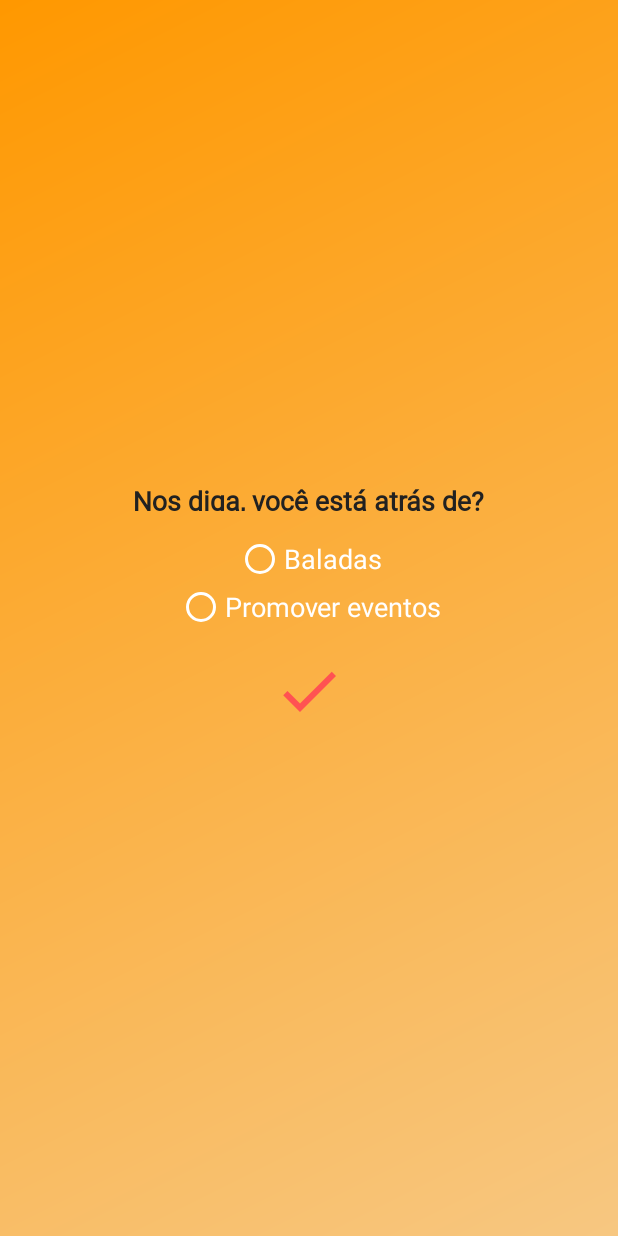
After one commit to rodrigogaraujo/projetocapstone, an Android app: the TypeUserActivity screen opened directly, with no data from a screen before it, on a phone screen of 412 x 824 dp. The commit adds this screen. Run offline under Robolectric (Android 15) with nearby library versions, the phone set to English and light mode, and no system bars.

Commit message:
create screns

```diff
--- /dev/null
+++ b/app/src/main/java/party/com/br/party/TypeUserActivity.java
@@ -0,0 +1,13 @@
+package party.com.br.party;
+
+import android.support.v7.app.AppCompatActivity;
+import android.os.Bundle;
+
+public class TypeUserActivity extends AppCompatActivity {
+
+    @Override
+    protected void onCreate(Bundle savedInstanceState) {
+        super.onCreate(savedInstanceState);
+        setContentView(R.layout.activity_type_user);
+    }
+}
--- /dev/null
+++ b/app/src/main/res/drawable/shape_gradient.xml
@@ -0,0 +1,7 @@
+<?xml version="1.0" encoding="utf-8"?>
+<shape xmlns:android="http://schemas.android.com/apk/res/android">
+    <gradient android:type="linear"
+        android:angle="135"
+        android:startColor="@color/colorPrimaryLight"
+        android:endColor="@color/colorPrimary" />
+</shape>
--- /dev/null
+++ b/app/src/main/res/layout/activity_type_user.xml
@@ -0,0 +1,64 @@
+<?xml version="1.0" encoding="utf-8"?>
+<android.support.constraint.ConstraintLayout xmlns:android="http://schemas.android.com/apk/res/android"
+    xmlns:app="http://schemas.android.com/apk/res-auto"
+    xmlns:tools="http://schemas.android.com/tools"
+    android:layout_width="match_parent"
+    android:layout_height="match_parent"
+    android:background="@drawable/shape_gradient"
+    tools:context="party.com.br.party.TypeUserActivity">
+
+    <RadioButton
+        android:id="@+id/radioButton"
+        android:layout_width="wrap_content"
+        android:layout_height="wrap_content"
+        android:layout_marginEnd="8dp"
+        android:layout_marginStart="8dp"
+        android:layout_marginTop="16dp"
+        android:text="@string/events"
+        android:textColor="@color/colorWhite"
+        android:textSize="18sp"
+        app:layout_constraintEnd_toEndOf="parent"
+        app:layout_constraintStart_toStartOf="parent"
+        app:layout_constraintTop_toBottomOf="@+id/textView3" />
+
+    <RadioButton
+        android:id="@+id/radioButton2"
+        android:layout_width="wrap_content"
+        android:layout_height="wrap_content"
+        android:layout_marginEnd="8dp"
+        android:layout_marginStart="8dp"
+        android:text="@string/promote_events"
+        android:textColor="@color/colorWhite"
+        android:textSize="18sp"
+        app:layout_constraintEnd_toEndOf="parent"
+        app:layout_constraintStart_toStartOf="parent"
+        app:layout_constraintTop_toBottomOf="@+id/radioButton" />
+
+    <TextView
+        android:id="@+id/textView3"
+        style="@style/font_subtitle"
+        android:layout_width="wrap_content"
+        android:layout_height="19dp"
+        android:layout_marginBottom="170dp"
+        android:layout_marginEnd="8dp"
+        android:layout_marginStart="8dp"
+        android:layout_marginTop="8dp"
+        android:text="@string/say_us"
+        app:layout_constraintBottom_toBottomOf="parent"
+        app:layout_constraintEnd_toEndOf="parent"
+        app:layout_constraintStart_toStartOf="parent"
+        app:layout_constraintTop_toTopOf="parent" />
+
+    <ImageButton
+        android:id="@+id/button2"
+        android:layout_width="wrap_content"
+        android:layout_height="wrap_content"
+        android:layout_marginEnd="8dp"
+        android:layout_marginStart="8dp"
+        android:layout_marginTop="16dp"
+        android:src="@drawable/ic_check"
+        android:background="@android:color/transparent"
+        app:layout_constraintEnd_toEndOf="parent"
+        app:layout_constraintStart_toStartOf="parent"
+        app:layout_constraintTop_toBottomOf="@+id/radioButton2" />
+</android.support.constraint.ConstraintLayout>
--- a/app/src/main/res/values/strings.xml
+++ b/app/src/main/res/values/strings.xml
@@ -30,6 +30,12 @@
     <string name="who_go">Quem vai</string>
     <string name="chat">Chat</string>
     <string name="i_go">Eu vou</string>
-    <string name="tickets">INGRESSOS:</string>
+    <string name="tickets">PONTOS COM INGRESSOS:</string>
     <string name="more_info">MAIS DETALHES</string>
+    <string name="no_details">SEM DETALHES ADICIONAIS</string>
+    <string name="say_email">Nos informe seu email</string>
+    <string name="say_us">Nos diga, você está atrás de?</string>
+    <string name="events">Baladas</string>
+    <string name="promote_events">Promover eventos</string>
+    <string name="create_user">Você não possui cadastro.. Nos confirme alguns dados.</string>
 </resources>
```
Also changed, not shown: app/src/main/AndroidManifest.xml (+6 -1 lines), app/src/main/java/party/com/br/party/CreateUserActivity.java (added, +13 -0 lines), app/src/main/java/party/com/br/party/DetailActivity.java (+14 -10 lines), app/src/main/java/party/com/br/party/EmailLoginActivity.java (added, +13 -0 lines), app/src/main/java/party/com/br/party/MainActivity.java (+9 -3 lines), app/src/main/java/party/com/br/party/adapter/LocaleTicketAdapter.java (added, +45 -0 lines), app/src/main/java/party/com/br/party/entity/Event.java (+6 -6 lines), app/src/main/java/party/com/br/party/entity/LocaleTicket.java (added, +89 -0 lines), app/src/main/java/party/com/br/party/holer/LocaleTicketHolder.java (added, +34 -0 lines), app/src/main/res/drawable/ic_email.xml (added, +9 -0 lines), app/src/main/res/layout/activity_create_user.xml (added, +105 -0 lines), app/src/main/res/layout/activity_detail.xml (+38 -20 lines), app/src/main/res/layout/activity_email_login.xml (added, +50 -0 lines), app/src/main/res/layout/row_locale_ticket.xml (added, +96 -0 lines).
